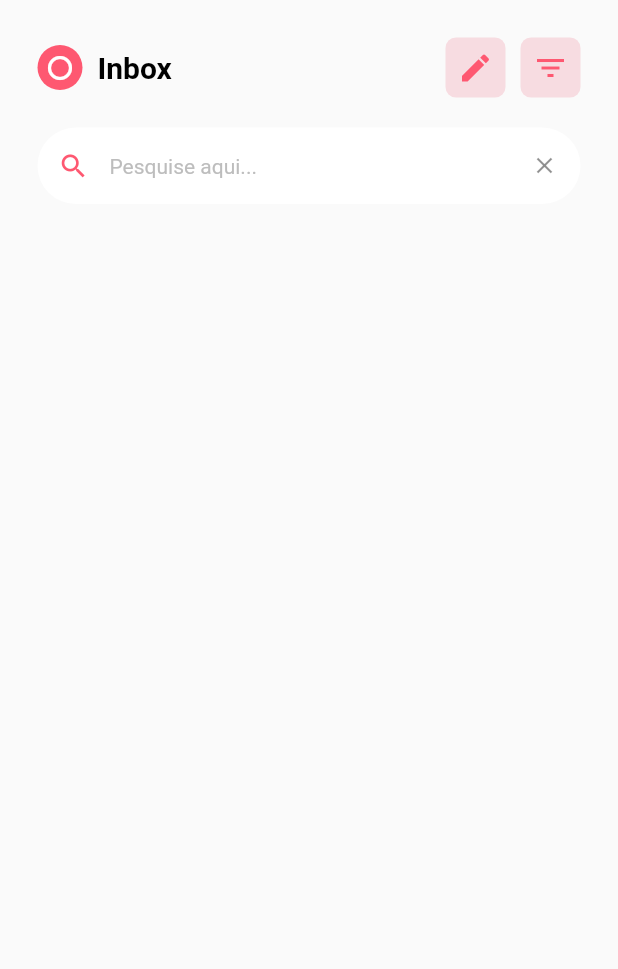
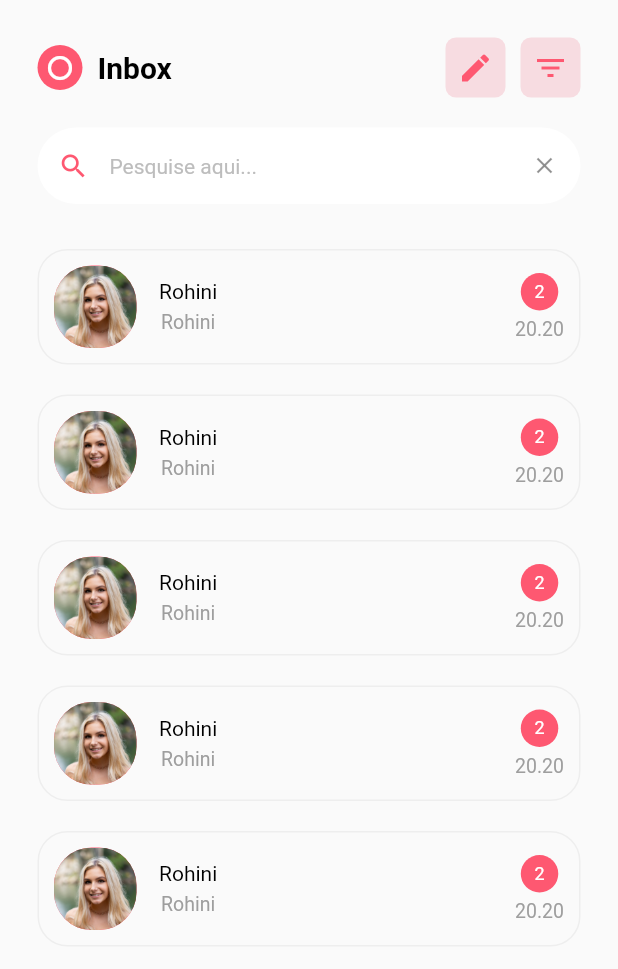
Before and after one commit to paulofreiire/nuapp, a Flutter app: the ChatScreen screen opened directly, on a phone screen of 412 x 824 dp. Shown: the top 969 px of the screen. Run offline on Flutter 3.47's test engine with Material 2 defaults, Android fonts, the phone set to English and light mode, and no system bars.

Commit message:
chat screen

```diff
--- a/lib/ui/views/chat/chat_list_screen.dart
+++ b/lib/ui/views/chat/chat_list_screen.dart
@@ -1,6 +1,31 @@
 import 'package:flutter/material.dart';
+import 'package:nuapp/ui/views/chat/widgets/search_widget.dart';
 
+import '../../../model/perfil_user.dart';
 import '../../../utils/colors_utils.dart';
+
+List<PerfilUser> draggableItems = [
+  const PerfilUser(
+      name: 'Rohini',
+      distance: '10 miles away',
+      imageAsset: 'assets/images/examples.jpg'),
+  const PerfilUser(
+      name: 'Rohini',
+      distance: '10 miles away',
+      imageAsset: 'assets/images/examples3.jpg'),
+  const PerfilUser(
+      name: 'Rohini',
+      distance: '10 miles away',
+      imageAsset: 'assets/images/examples2.jpg'),
+  const PerfilUser(
+      name: 'Rohini',
+      distance: '10 miles away',
+      imageAsset: 'assets/images/examples.jpg'),
+  const PerfilUser(
+      name: 'Rohini',
+      distance: '10 miles away',
+      imageAsset: 'assets/images/examples.jpg'),
+];
 
 class ChatScreen extends StatefulWidget {
   const ChatScreen({super.key});
@@ -74,35 +99,99 @@ class _ChatScreenState extends State<ChatScreen> {
             const SizedBox(
               height: 20,
             ),
-            TextFormField(
-                decoration: InputDecoration(
-              filled: true,
-              fillColor: Colors.white,
-              isDense: true,
-              hintText: 'Pesquise aqui...',
-              hintStyle: TextStyle(
-                color: Colors.grey.shade400,
-                fontSize: 14,
+            const SearchBarWidget(),
+            const SizedBox(
+              height: 20,
             ),
-              prefixIcon: const Icon(
-                Icons.search,
+            ListView.builder(
+              shrinkWrap: true,
+              itemCount: draggableItems.length,
+              itemBuilder: (context, index) {
+                return Padding(
+                  padding: const EdgeInsets.symmetric(vertical: 10),
+                  child: Container(
+                    width: double.infinity,
+                    padding: const EdgeInsets.all(10),
+                    decoration: BoxDecoration(
+                        borderRadius:
+                            const BorderRadius.all(Radius.circular(20)),
+                        border: Border.all(color: Colors.grey.shade200)),
+                    child: Row(
+                      mainAxisAlignment: MainAxisAlignment.spaceBetween,
+                      children: [
+                        Row(
+                          children: [
+                            Container(
+                              width: 55,
+                              height: 55,
+                              decoration: const BoxDecoration(
                                   color: Palette.primaryColor,
-                size: 21,
+                                  borderRadius:
+                                      BorderRadius.all(Radius.circular(25))),
+                              child: ClipRRect(
+                                  borderRadius: const BorderRadius.all(
+                                      Radius.circular(25)),
+                                  child: Image.asset(
+                                    'assets/images/examples3.jpg',
+                                    fit: BoxFit.cover,
+                                  )),
                             ),
-              border: OutlineInputBorder(
-                borderRadius: BorderRadius.circular(60),
-                borderSide: const BorderSide(
-                  width: 0,
-                  style: BorderStyle.none,
+                            const SizedBox(
+                              width: 15,
+                            ),
+                            Column(children: [
+                              Text(
+                                draggableItems[index].name,
+                                style: const TextStyle(color: Colors.black),
+                              ),
+                              const SizedBox(
+                                height: 5,
+                              ),
+                              Text(
+                                draggableItems[index].name,
+                                maxLines: 1,
+                                style: TextStyle(
+                                    overflow: TextOverflow.ellipsis,
+                                    color: Colors.grey.shade500,
+                                    fontSize: 13),
+                              )
+                            ]),
+                          ],
+                        ),
+                        Column(children: [
+                          Container(
+                            width: 25,
+                            height: 25,
+                            decoration: const BoxDecoration(
+                                color: Palette.primaryColor,
+                                borderRadius:
+                                    BorderRadius.all(Radius.circular(25))),
+                            child: const Center(
+                              child: Text(
+                                '2',
+                                style: TextStyle(
+                                    fontSize: 12, color: Colors.white),
                               ),
                             ),
-              suffixIcon: IconButton(
-                icon: const Icon(Icons.close),
-                onPressed: () {
-                  FocusScope.of(context).unfocus();
+                          ),
+                          const SizedBox(
+                            height: 5,
+                          ),
+                          Text(
+                            '20.20',
+                            maxLines: 1,
+                            style: TextStyle(
+                                overflow: TextOverflow.ellipsis,
+                                color: Colors.grey.shade500,
+                                fontSize: 13),
+                          )
+                        ]),
+                      ],
+                    ),
+                  ),
+                );
               },
-              ),
-            ))
+            )
           ]),
         ),
       ),
--- /dev/null
+++ b/lib/ui/views/chat/widgets/search_widget.dart
@@ -0,0 +1,43 @@
+
+
+import 'package:flutter/material.dart';
+
+
+import '../../../../utils/colors_utils.dart';
+
+class SearchBarWidget extends StatelessWidget {
+  const SearchBarWidget({super.key});
+
+  @override
+  Widget build(BuildContext context) {
+    return  TextFormField(
+                decoration: InputDecoration(
+              filled: true,
+              fillColor: Colors.white,
+              isDense: true,
+              hintText: 'Pesquise aqui...',
+              hintStyle: TextStyle(
+                color: Colors.grey.shade400,
+                fontSize: 14,
+              ),
+              prefixIcon: const Icon(
+                Icons.search,
+                color: Palette.primaryColor,
+                size: 21,
+              ),
+              border: OutlineInputBorder(
+                borderRadius: BorderRadius.circular(60),
+                borderSide: const BorderSide(
+                  width: 0,
+                  style: BorderStyle.none,
+                ),
+              ),
+              suffixIcon: IconButton(
+                icon: const Icon(Icons.close),
+                onPressed: () {
+                  FocusScope.of(context).unfocus();
+                },
+              ),
+            ));
+  }
+}
```
Lines whose indentation alone changed are shown as unchanged.
